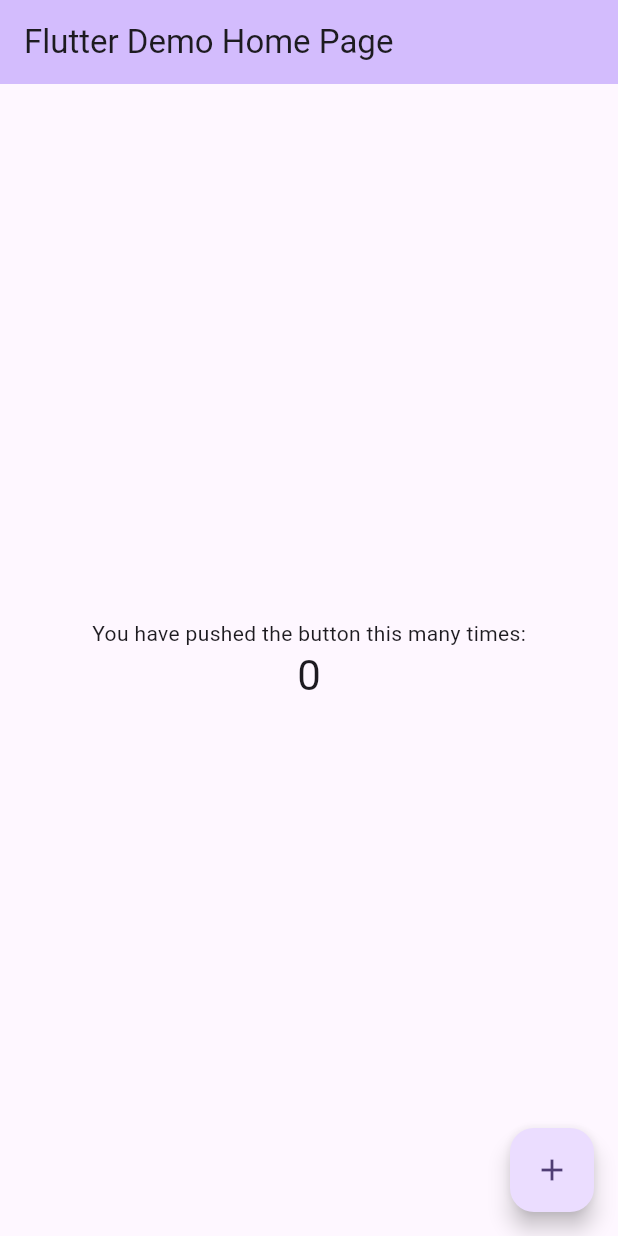
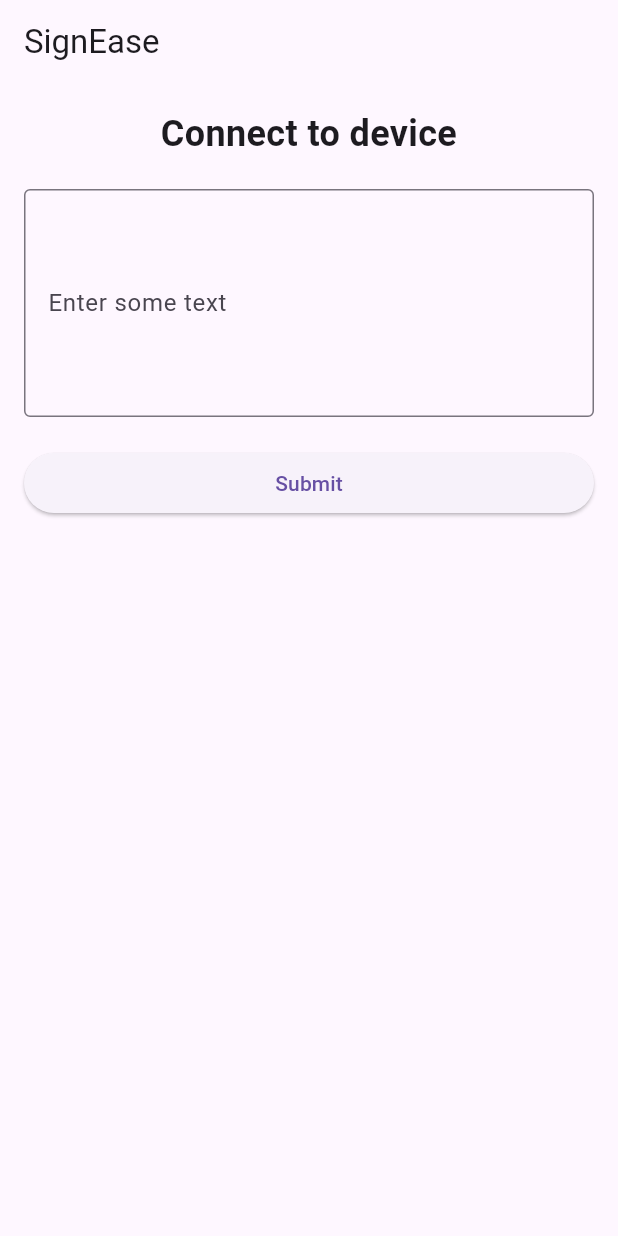
Before and after one commit to destinyparra/SignEase, a Flutter app: the screen it shows after launch, on a phone screen of 412 x 824 dp. Run offline on Flutter 3.47's test engine with Material 3 defaults, Android fonts, the light colour scheme and no system bars.

Commit message:
simple flutter application

```diff
--- /dev/null
+++ b/sign_ease_mobile/lib/homepage.dart
@@ -0,0 +1,47 @@
+import 'package:flutter/material.dart';
+
+class HomePage extends StatelessWidget {
+  @override
+  Widget build(BuildContext context) {
+    return Scaffold(
+      appBar: AppBar(
+        title: Text('SignEase'),
+      ),
+      body: Padding(
+        padding: const EdgeInsets.all(16.0), // Add padding around the content
+        child: Column(
+          crossAxisAlignment: CrossAxisAlignment.stretch,
+          children: [
+            Text(
+              'Connect to device',
+              style: TextStyle(
+                fontSize: 24,
+                fontWeight: FontWeight.bold,
+              ),
+              textAlign: TextAlign.center,
+            ),
+            SizedBox(height: 20), // Add space between elements
+            TextField(
+              decoration: InputDecoration(
+                border: OutlineInputBorder(),
+                labelText: 'Enter some text',
+                hintText: 'Type here...',
+              ),
+              maxLines: 5, // Set the text area to be larger
+            ),
+            SizedBox(height: 20), // Add space between text area and button
+            ElevatedButton(
+              onPressed: () {
+                // Define what happens when the button is pressed
+                ScaffoldMessenger.of(context).showSnackBar(
+                  SnackBar(content: Text('Button Pressed!')),
+                );
+              },
+              child: Text('Submit'),
+            ),
+          ],
+        ),
+      ),
+    );
+  }
+}
--- a/sign_ease_mobile/lib/main.dart
+++ b/sign_ease_mobile/lib/main.dart
@@ -1,125 +1,147 @@
 import 'package:flutter/material.dart';
+import 'homepage.dart';
 
 void main() {
-  runApp(const MyApp());
+  runApp(MyApp());
 }
 
 class MyApp extends StatelessWidget {
-  const MyApp({super.key});
-
-  // This widget is the root of your application.
   @override
   Widget build(BuildContext context) {
     return MaterialApp(
-      title: 'Flutter Demo',
+      title: 'Simple Flutter App',
       theme: ThemeData(
-        // This is the theme of your application.
-        //
-        // TRY THIS: Try running your application with "flutter run". You'll see
-        // the application has a purple toolbar. Then, without quitting the app,
-        // try changing the seedColor in the colorScheme below to Colors.green
-        // and then invoke "hot reload" (save your changes or press the "hot
-        // reload" button in a Flutter-supported IDE, or press "r" if you used
-        // the command line to start the app).
-        //
-        // Notice that the counter didn't reset back to zero; the application
-        // state is not lost during the reload. To reset the state, use hot
-        // restart instead.
-        //
-        // This works for code too, not just values: Most code changes can be
-        // tested with just a hot reload.
-        colorScheme: ColorScheme.fromSeed(seedColor: Colors.deepPurple),
-        useMaterial3: true,
+        primarySwatch: Colors.blue,
       ),
-      home: const MyHomePage(title: 'Flutter Demo Home Page'),
+      home: HomePage(), // Navigates to the HomePage widget
     );
   }
 }
 
-class MyHomePage extends StatefulWidget {
-  const MyHomePage({super.key, required this.title});
 
-  // This widget is the home page of your application. It is stateful, meaning
-  // that it has a State object (defined below) that contains fields that affect
-  // how it looks.
 
-  // This class is the configuration for the state. It holds the values (in this
-  // case the title) provided by the parent (in this case the App widget) and
-  // used by the build method of the State. Fields in a Widget subclass are
-  // always marked "final".
+// import 'package:flutter/material.dart';
 
-  final String title;
+// void main() {
+//   runApp(const MyApp());
+// }
 
-  @override
-  State<MyHomePage> createState() => _MyHomePageState();
-}
+// class MyApp extends StatelessWidget {
+//   const MyApp({super.key});
 
-class _MyHomePageState extends State<MyHomePage> {
-  int _counter = 0;
+//   // This widget is the root of your application.
+//   @override
+//   Widget build(BuildContext context) {
+//     return MaterialApp(
+//       title: 'Flutter Demo',
+//       theme: ThemeData(
+//         // This is the theme of your application.
+//         //
+//         // TRY THIS: Try running your application with "flutter run". You'll see
+//         // the application has a purple toolbar. Then, without quitting the app,
+//         // try changing the seedColor in the colorScheme below to Colors.green
+//         // and then invoke "hot reload" (save your changes or press the "hot
+//         // reload" button in a Flutter-supported IDE, or press "r" if you used
+//         // the command line to start the app).
+//         //
+//         // Notice that the counter didn't reset back to zero; the application
+//         // state is not lost during the reload. To reset the state, use hot
+//         // restart instead.
+//         //
+//         // This works for code too, not just values: Most code changes can be
+//         // tested with just a hot reload.
+//         colorScheme: ColorScheme.fromSeed(seedColor: Colors.deepPurple),
+//         useMaterial3: true,
+//       ),
+//       home: const MyHomePage(title: 'Flutter Demo Home Page'),
+//     );
+//   }
+// }
 
-  void _incrementCounter() {
-    setState(() {
-      // This call to setState tells the Flutter framework that something has
-      // changed in this State, which causes it to rerun the build method below
-      // so that the display can reflect the updated values. If we changed
-      // _counter without calling setState(), then the build method would not be
-      // called again, and so nothing would appear to happen.
-      _counter++;
-    });
-  }
+// class MyHomePage extends StatefulWidget {
+//   const MyHomePage({super.key, required this.title});
 
-  @override
-  Widget build(BuildContext context) {
-    // This method is rerun every time setState is called, for instance as done
-    // by the _incrementCounter method above.
-    //
-    // The Flutter framework has been optimized to make rerunning build methods
-    // fast, so that you can just rebuild anything that needs updating rather
-    // than having to individually change instances of widgets.
-    return Scaffold(
-      appBar: AppBar(
-        // TRY THIS: Try changing the color here to a specific color (to
-        // Colors.amber, perhaps?) and trigger a hot reload to see the AppBar
-        // change color while the other colors stay the same.
-        backgroundColor: Theme.of(context).colorScheme.inversePrimary,
-        // Here we take the value from the MyHomePage object that was created by
-        // the App.build method, and use it to set our appbar title.
-        title: Text(widget.title),
-      ),
-      body: Center(
-        // Center is a layout widget. It takes a single child and positions it
-        // in the middle of the parent.
-        child: Column(
-          // Column is also a layout widget. It takes a list of children and
-          // arranges them vertically. By default, it sizes itself to fit its
-          // children horizontally, and tries to be as tall as its parent.
-          //
-          // Column has various properties to control how it sizes itself and
-          // how it positions its children. Here we use mainAxisAlignment to
-          // center the children vertically; the main axis here is the vertical
-          // axis because Columns are vertical (the cross axis would be
-          // horizontal).
-          //
-          // TRY THIS: Invoke "debug painting" (choose the "Toggle Debug Paint"
-          // action in the IDE, or press "p" in the console), to see the
-          // wireframe for each widget.
-          mainAxisAlignment: MainAxisAlignment.center,
-          children: <Widget>[
-            const Text(
-              'You have pushed the button this many times:',
-            ),
-            Text(
-              '$_counter',
-              style: Theme.of(context).textTheme.headlineMedium,
-            ),
-          ],
-        ),
-      ),
-      floatingActionButton: FloatingActionButton(
-        onPressed: _incrementCounter,
-        tooltip: 'Increment',
-        child: const Icon(Icons.add),
-      ), // This trailing comma makes auto-formatting nicer for build methods.
-    );
-  }
-}
+//   // This widget is the home page of your application. It is stateful, meaning
+//   // that it has a State object (defined below) that contains fields that affect
+//   // how it looks.
+
+//   // This class is the configuration for the state. It holds the values (in this
+//   // case the title) provided by the parent (in this case the App widget) and
+//   // used by the build method of the State. Fields in a Widget subclass are
+//   // always marked "final".
+
+//   final String title;
+
+//   @override
+//   State<MyHomePage> createState() => _MyHomePageState();
+// }
+
+// class _MyHomePageState extends State<MyHomePage> {
+//   int _counter = 0;
+
+//   void _incrementCounter() {
+//     setState(() {
+//       // This call to setState tells the Flutter framework that something has
+//       // changed in this State, which causes it to rerun the build method below
+//       // so that the display can reflect the updated values. If we changed
+//       // _counter without calling setState(), then the build method would not be
+//       // called again, and so nothing would appear to happen.
+//       _counter++;
+//     });
+//   }
+
+//   @override
+//   Widget build(BuildContext context) {
+//     // This method is rerun every time setState is called, for instance as done
+//     // by the _incrementCounter method above.
+//     //
+//     // The Flutter framework has been optimized to make rerunning build methods
+//     // fast, so that you can just rebuild anything that needs updating rather
+//     // than having to individually change instances of widgets.
+//     return Scaffold(
+//       appBar: AppBar(
+//         // TRY THIS: Try changing the color here to a specific color (to
+//         // Colors.amber, perhaps?) and trigger a hot reload to see the AppBar
+//         // change color while the other colors stay the same.
+//         backgroundColor: Theme.of(context).colorScheme.inversePrimary,
+//         // Here we take the value from the MyHomePage object that was created by
+//         // the App.build method, and use it to set our appbar title.
+//         title: Text(widget.title),
+//       ),
+//       body: Center(
+//         // Center is a layout widget. It takes a single child and positions it
+//         // in the middle of the parent.
+//         child: Column(
+//           // Column is also a layout widget. It takes a list of children and
+//           // arranges them vertically. By default, it sizes itself to fit its
+//           // children horizontally, and tries to be as tall as its parent.
+//           //
+//           // Column has various properties to control how it sizes itself and
+//           // how it positions its children. Here we use mainAxisAlignment to
+//           // center the children vertically; the main axis here is the vertical
+//           // axis because Columns are vertical (the cross axis would be
+//           // horizontal).
+//           //
+//           // TRY THIS: Invoke "debug painting" (choose the "Toggle Debug Paint"
+//           // action in the IDE, or press "p" in the console), to see the
+//           // wireframe for each widget.
+//           mainAxisAlignment: MainAxisAlignment.center,
+//           children: <Widget>[
+//             const Text(
+//               'You have pushed the button this many times:',
+//             ),
+//             Text(
+//               '$_counter',
+//               style: Theme.of(context).textTheme.headlineMedium,
+//             ),
+//           ],
+//         ),
+//       ),
+//       floatingActionButton: FloatingActionButton(
+//         onPressed: _incrementCounter,
+//         tooltip: 'Increment',
+//         child: const Icon(Icons.add),
+//       ), // This trailing comma makes auto-formatting nicer for build methods.
+//     );
+//   }
+// }
```
Also changed, not shown: sign_ease_mobile/lib/connectedPage.dart (added), 1 other file.
